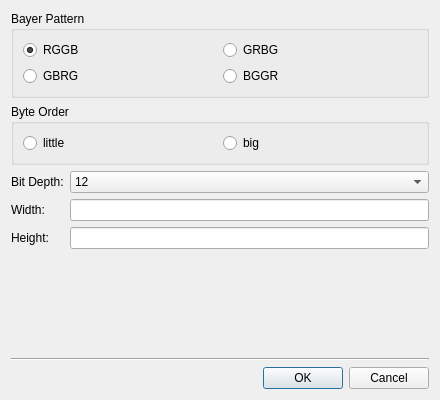
Before: the Qt Designer form inc/RawFileInfoDlg.ui in JonahZeng/IIViewer, drawn with Qt 5.
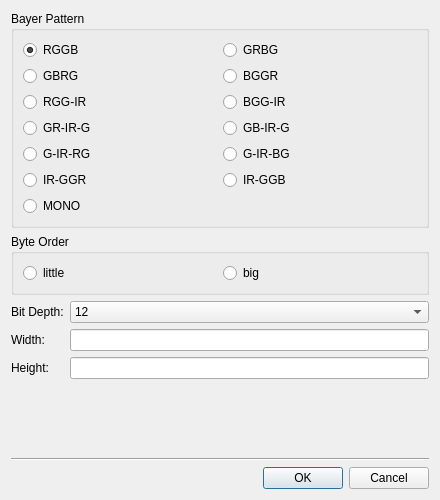
After: the same form once the commit is applied.

The edit to the form file:
```diff
--- a/inc/RawFileInfoDlg.ui
+++ b/inc/RawFileInfoDlg.ui
@@ -10,7 +10,7 @@
     <x>0</x>
     <y>0</y>
     <width>440</width>
-    <height>400</height>
+    <height>500</height>
    </rect>
   </property>
   <property name="sizePolicy">
@@ -57,6 +57,48 @@
         </property>
        </widget>
       </item>
+      <item row="3" column="1">
+       <widget class="QRadioButton" name="GBIRGRadioButton">
+        <property name="text">
+         <string>GB-IR-G</string>
+        </property>
+       </widget>
+      </item>
+      <item row="4" column="1">
+       <widget class="QRadioButton" name="GIRBGRadioButton">
+        <property name="text">
+         <string>G-IR-BG</string>
+        </property>
+       </widget>
+      </item>
+      <item row="3" column="0">
+       <widget class="QRadioButton" name="GRIRGRadioButton">
+        <property name="text">
+         <string>GR-IR-G</string>
+        </property>
+       </widget>
+      </item>
+      <item row="5" column="1">
+       <widget class="QRadioButton" name="IRGGBRadioButton">
+        <property name="text">
+         <string>IR-GGB</string>
+        </property>
+       </widget>
+      </item>
+      <item row="2" column="0">
+       <widget class="QRadioButton" name="RGGIRRadioButton">
+        <property name="text">
+         <string>RGG-IR</string>
+        </property>
+       </widget>
+      </item>
+      <item row="4" column="0">
+       <widget class="QRadioButton" name="GIRRGRadioButton">
+        <property name="text">
+         <string>G-IR-RG</string>
+        </property>
+       </widget>
+      </item>
       <item row="0" column="1">
        <widget class="QRadioButton" name="GRBGRadioButton">
         <property name="text">
@@ -78,6 +120,27 @@
         </property>
        </widget>
       </item>
+      <item row="2" column="1">
+       <widget class="QRadioButton" name="BGGIRRadioButton">
+        <property name="text">
+         <string>BGG-IR</string>
+        </property>
+       </widget>
+      </item>
+      <item row="5" column="0">
+       <widget class="QRadioButton" name="IRGGRRadioButton">
+        <property name="text">
+         <string>IR-GGR</string>
+        </property>
+       </widget>
+      </item>
+      <item row="6" column="0">
+       <widget class="QRadioButton" name="MONORadioButton">
+        <property name="text">
+         <string>MONO</string>
+        </property>
+       </widget>
+      </item>
      </layout>
     </widget>
    </item>
```
Left out of the diff: 14 changed lines with no effect on the pictures.
